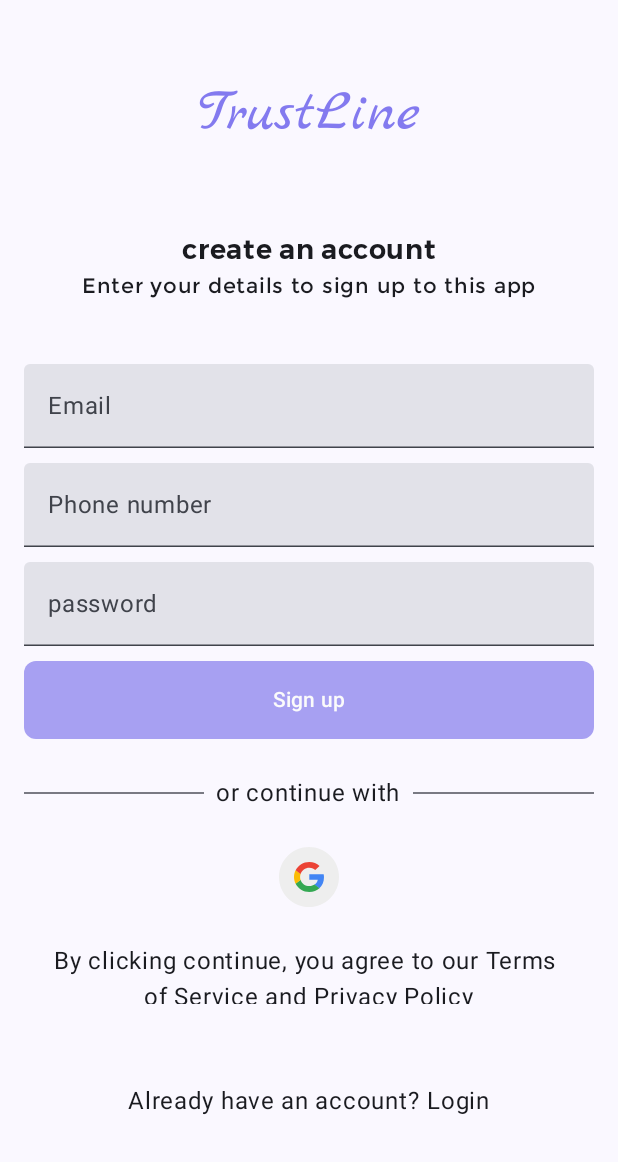
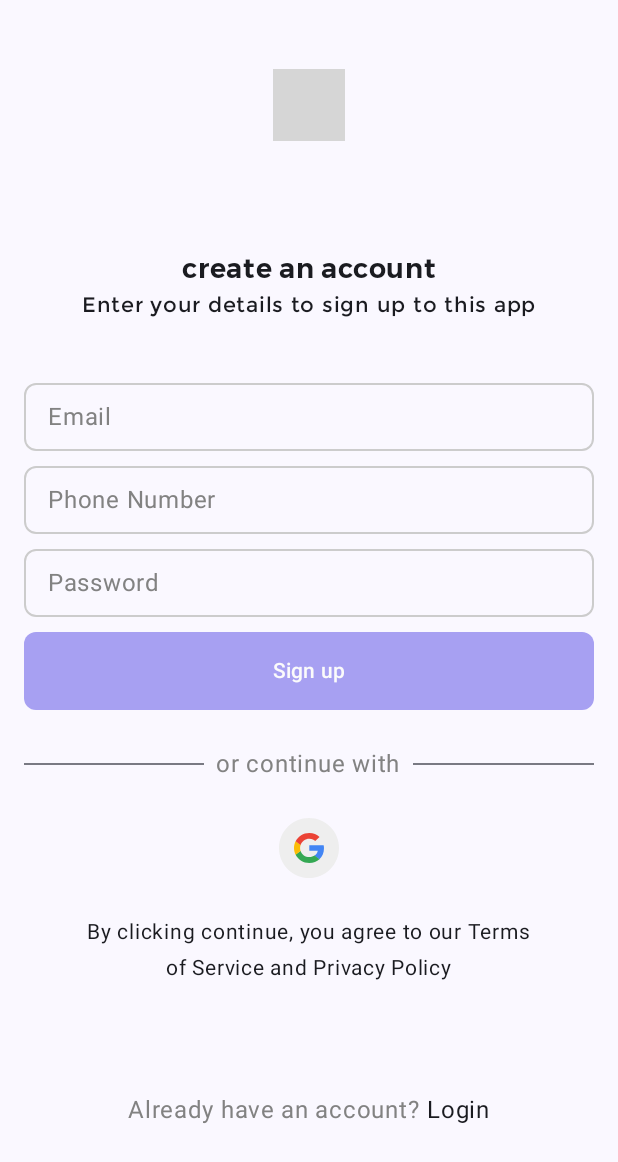
Before and after one commit to jerrycaffe/trustline-mobile, an Android app built with Jetpack Compose: the screen it shows after launch (MainActivity), on a phone screen of 412 x 824 dp. Shown: the top 1162 px of the screen. Run offline under Robolectric (Android 15) with nearby library versions, the phone set to English and light mode, and no system bars; Roboto replaces fonts that are not available here; 1 statement that could not run was skipped; grey boxes are pictures that could not be loaded.

Commit message:
fixed the issue of text not in the central

```diff
--- a/app/src/main/java/com/example/trustline/MainActivity.kt
+++ b/app/src/main/java/com/example/trustline/MainActivity.kt
@@ -31,6 +31,6 @@ class MainActivity : ComponentActivity() {
 @Composable
 fun GreetingPreview() {
     TrustlineTheme {
-        SplashScreen()
+        SignupScreen()
     }
 }
--- a/app/src/main/java/com/example/trustline/SignupScreen.kt
+++ b/app/src/main/java/com/example/trustline/SignupScreen.kt
@@ -1,6 +1,7 @@
 package com.example.trustline
 
 import androidx.compose.foundation.Image
+import androidx.compose.foundation.border
 import androidx.compose.foundation.layout.Arrangement
 import androidx.compose.foundation.layout.Box
 import androidx.compose.foundation.layout.Column
@@ -11,29 +12,39 @@ import androidx.compose.foundation.layout.fillMaxSize
 import androidx.compose.foundation.layout.fillMaxWidth
 import androidx.compose.foundation.layout.height
 import androidx.compose.foundation.layout.padding
+import androidx.compose.foundation.shape.RoundedCornerShape
+import androidx.compose.foundation.text.BasicTextField
 import androidx.compose.material3.Divider
 import androidx.compose.material3.Text
-import androidx.compose.material3.TextField
 import androidx.compose.runtime.Composable
+import androidx.compose.runtime.getValue
+import androidx.compose.runtime.mutableStateOf
+import androidx.compose.runtime.saveable.rememberSaveable
+import androidx.compose.runtime.setValue
 import androidx.compose.ui.Alignment
 import androidx.compose.ui.Modifier
+import androidx.compose.ui.graphics.Color
+import androidx.compose.ui.res.colorResource
 import androidx.compose.ui.res.painterResource
 import androidx.compose.ui.unit.dp
 import androidx.compose.ui.unit.sp
 
 @Composable
 fun SignupScreen(modifier: Modifier = Modifier) {
+    var email by rememberSaveable { mutableStateOf("") }
+    var phoneNumber by rememberSaveable { mutableStateOf("") }
+    var password by rememberSaveable { mutableStateOf("") }
     Box(
         modifier = Modifier
+            .fillMaxSize()
             .padding(16.dp)
-            .fillMaxSize()
 
     ) {
 
         Row(
             modifier = Modifier
                 .fillMaxWidth()
-                .padding(top = 35.dp),
+                .padding(top = 30.dp),
             horizontalArrangement = Arrangement.Center
         ) {
             TrustlineTitle()
@@ -42,7 +53,7 @@ fun SignupScreen(modifier: Modifier = Modifier) {
         Column(
             modifier = Modifier
                 .fillMaxWidth()
-                .fillMaxHeight(0.65f)
+                .fillMaxHeight()
                 .align(Alignment.Center),
             verticalArrangement = Arrangement.Center,
             horizontalAlignment = Alignment.CenterHorizontally
@@ -61,21 +72,9 @@ fun SignupScreen(modifier: Modifier = Modifier) {
             Column(
                 verticalArrangement = Arrangement.spacedBy(10.dp),
             ) {
-                TextField(
-                    modifier = Modifier.fillMaxWidth(),
-                    value = "",
-                    onValueChange = {},
-                    label = { Text(text = "Email") })
-                TextField(
-                    modifier = Modifier.fillMaxWidth(),
-                    value = "",
-                    onValueChange = {},
-                    label = { Text(text = "Phone number") })
-                TextField(
-                    modifier = Modifier.fillMaxWidth(),
-                    value = "",
-                    onValueChange = {},
-                    label = { Text(text = "password") })
+                InputTextBox(email, "Email", onValueChanged = { })
+                InputTextBox(phoneNumber, "Phone Number", onValueChanged = { })
+                InputTextBox(password, "Password", onValueChanged = { })
 
                 PrimaryButton(title = "Sign up", enabled = false, onButtonClicked = {})
             }
@@ -95,7 +94,11 @@ fun SignupScreen(modifier: Modifier = Modifier) {
                             .weight(1f)
                             .height(1.dp)
                     )
-                    Text(modifier = Modifier.padding(horizontal = 8.dp), text = "or continue with")
+                    Text(
+                        color = colorResource(id = R.color.deep_grey),
+                        modifier = Modifier.padding(horizontal = 8.dp),
+                        text = "or continue with"
+                    )
                     Divider(
                         modifier = Modifier
                             .weight(1f)
@@ -117,8 +120,13 @@ fun SignupScreen(modifier: Modifier = Modifier) {
                         .fillMaxWidth(),
                     horizontalAlignment = Alignment.CenterHorizontally
                 ) {
-                    Text(text = "By clicking continue, you agree to our Terms ")
-                    Text(text = "of Service and Privacy Policy")
+                    Text(
+                        fontSize = 14.sp,
+                        text = "By clicking continue, you agree to our Terms"
+                    )
+                    Text(
+                        fontSize = 14.sp,
+                        text = "of Service and Privacy Policy")
                 }
             }
         }
@@ -127,10 +135,10 @@ fun SignupScreen(modifier: Modifier = Modifier) {
             modifier = Modifier
                 .fillMaxWidth()
                 .align(Alignment.BottomCenter)
-                .padding(bottom = 62.dp),
+                .padding(bottom = 56.dp),
             horizontalArrangement = Arrangement.Center
         ) {
-            Text(text = "Already have an account? ")
+            Text(color = colorResource(id = R.color.deep_grey), text = "Already have an account? ")
             Text(text = "Login")
         }
 
@@ -138,3 +146,30 @@ fun SignupScreen(modifier: Modifier = Modifier) {
 
 
 }
+
+@Composable
+fun InputTextBox(value: String, placeHolder: String, onValueChanged: () -> Unit) {
+    BasicTextField(
+        value = value,
+        onValueChange = { onValueChanged },
+        decorationBox = { innerTextField ->
+            Row(
+                modifier = Modifier
+                    .fillMaxWidth()
+                    .border(
+                        1.dp,
+                        Color.LightGray,
+                        RoundedCornerShape(18)
+                    )
+                    .padding(horizontal = 16.dp)
+                    .height(45.dp),
+                verticalAlignment = Alignment.CenterVertically
+            ) {
+                if (value.isEmpty()) {
+                    Text(color = colorResource(id = R.color.deep_grey), text = placeHolder)
+                }
+                innerTextField()
+
+            }
+        })
+}
--- a/app/src/main/java/com/example/trustline/TrustlineTitle.kt
+++ b/app/src/main/java/com/example/trustline/TrustlineTitle.kt
@@ -9,7 +9,7 @@ import androidx.compose.ui.text.font.FontWeight
 import androidx.compose.ui.unit.sp
 
 @Composable
-fun TrustlineTitle(@ColorRes textColor: Int = R.color.primary, modifier: Modifier = Modifier) {
+fun adTrustlineTitle(@ColorRes textColor: Int = R.color.primary, modifier: Modifier = Modifier) {
     Text(
         modifier = modifier,
         fontSize = 40.sp,
--- a/app/src/main/res/values/colors.xml
+++ b/app/src/main/res/values/colors.xml
@@ -11,4 +11,6 @@
     <color name="secondary">#F6602F</color>
     <color name="tertiary">#48C9B0</color>
     <color name="primary_accent">#A7A0F2</color>
+    <color name="white_2">#E0E0E0</color>
+    <color name="deep_grey">#828282</color>
 </resources>
```
